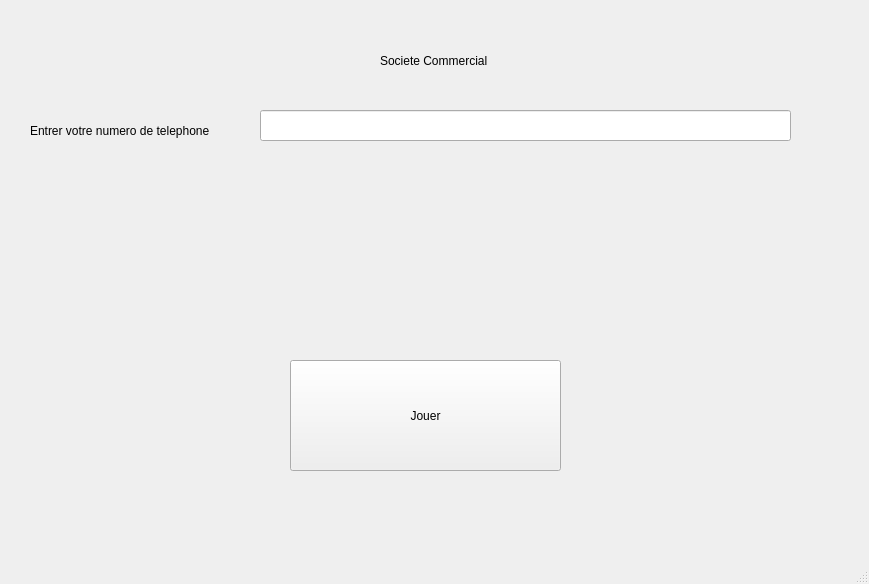
This is Devoir 1/untitled.ui in Mohamed-Akram-Hl/work as Qt 5 draws it before an edit. The edited form follows.
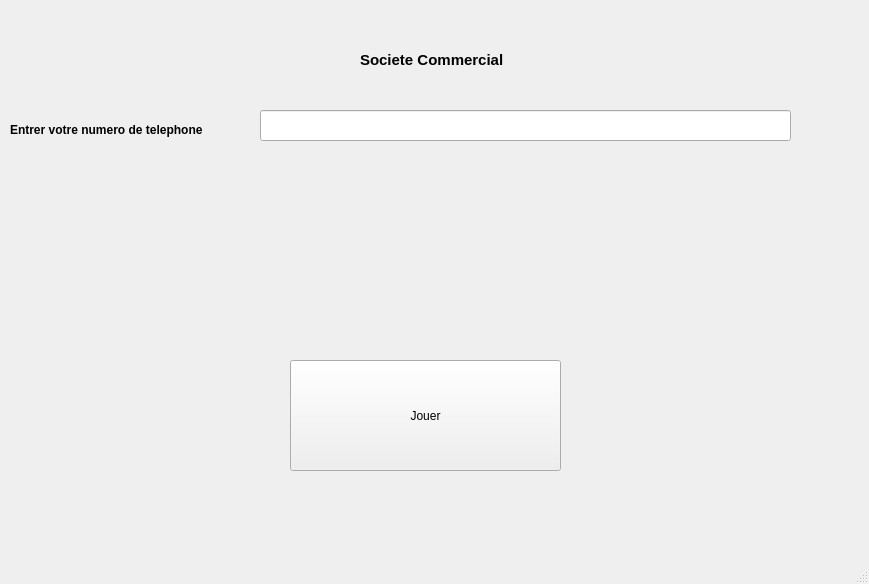
This is the edited form.

What changed in the file:
```diff
--- a/Devoir 1/untitled.ui
+++ b/Devoir 1/untitled.ui
@@ -30,27 +30,27 @@
    <widget class="QLabel" name="label">
     <property name="geometry">
      <rect>
-      <x>380</x>
+      <x>360</x>
       <y>20</y>
-      <width>141</width>
+      <width>221</width>
       <height>81</height>
      </rect>
     </property>
     <property name="text">
-     <string>Societe Commercial</string>
+     <string>&lt;html&gt;&lt;head/&gt;&lt;body&gt;&lt;p&gt;&lt;span style=&quot; font-size:11pt; font-weight:600;&quot;&gt;Societe Commercial&lt;/span&gt;&lt;/p&gt;&lt;/body&gt;&lt;/html&gt;</string>
     </property>
    </widget>
    <widget class="QLabel" name="label_2">
     <property name="geometry">
      <rect>
-      <x>30</x>
+      <x>10</x>
       <y>110</y>
-      <width>201</width>
+      <width>231</width>
       <height>41</height>
      </rect>
     </property>
     <property name="text">
-     <string>Entrer votre numero de telephone</string>
+     <string>&lt;html&gt;&lt;head/&gt;&lt;body&gt;&lt;p&gt;&lt;span style=&quot; font-weight:600;&quot;&gt;Entrer votre numero de telephone&lt;/span&gt;&lt;/p&gt;&lt;/body&gt;&lt;/html&gt;</string>
     </property>
    </widget>
    <widget class="QLineEdit" name="lineEdit">
```
Left out of the diff: 15 changed lines with no effect on the pictures.
